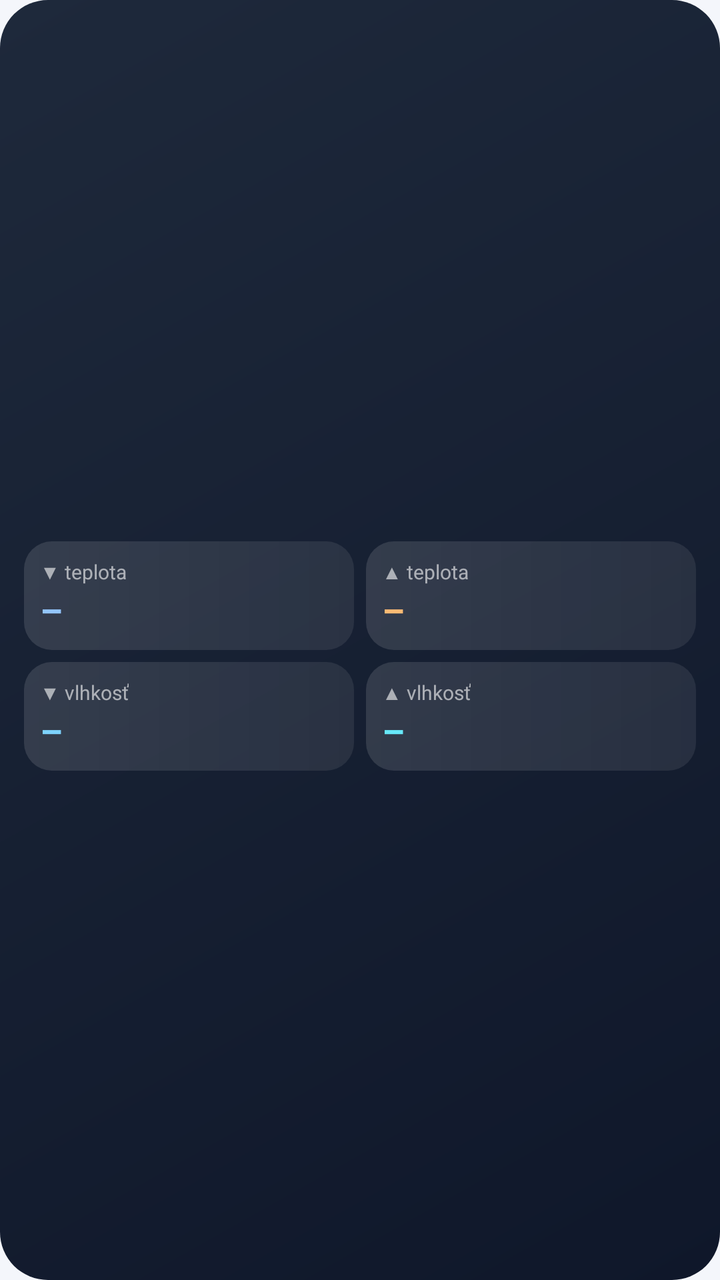
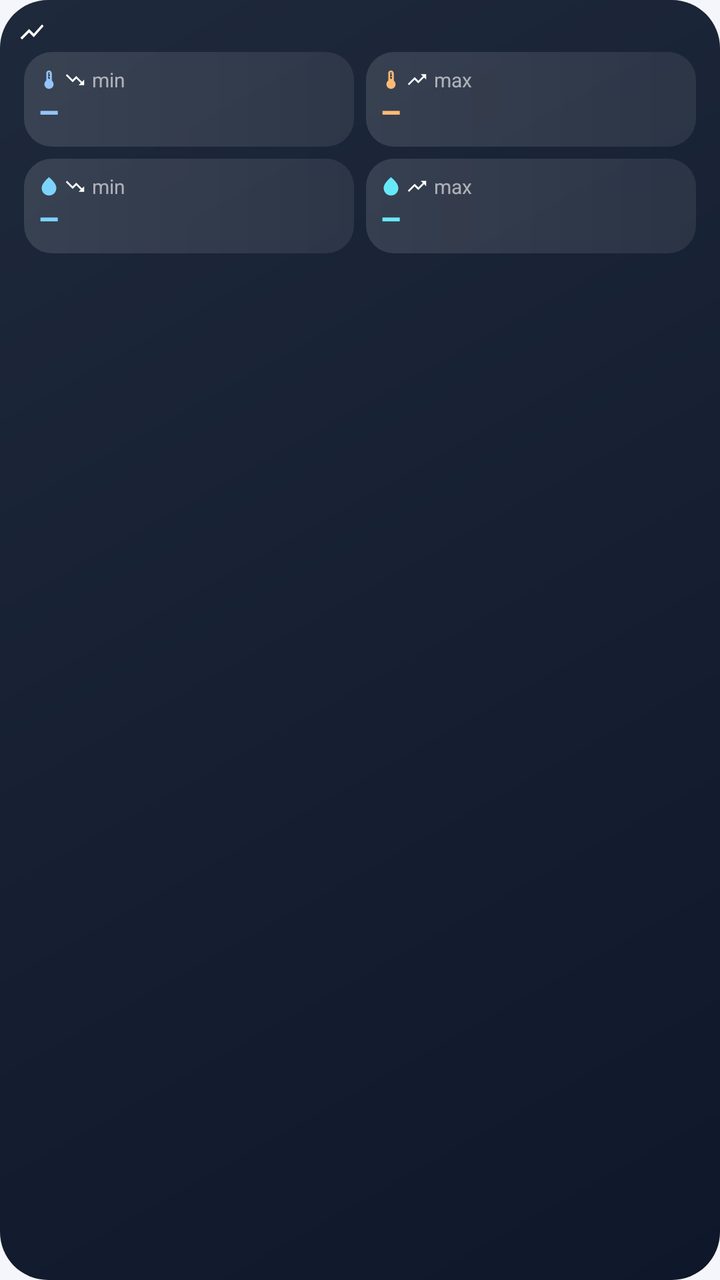

Screens rendered from an Android XML layout before and after an edit, with the pre-edit source and the edit as a unified diff.
<!-- AndroidManifest.xml: application theme AppTheme -->
<!-- res/layout/widget_07.xml -->
<?xml version="1.0" encoding="utf-8"?>
<LinearLayout xmlns:android="http://schemas.android.com/apk/res/android" android:id="@+id/root" android:layout_width="match_parent" android:layout_height="match_parent"
    android:orientation="vertical" android:gravity="center_vertical" android:padding="9dp" android:background="@drawable/bg_dark">
    <TextView android:id="@+id/tName" android:layout_width="match_parent" android:layout_height="wrap_content" android:layout_marginStart="4dp"
        android:textColor="#CCFFFFFF" android:textSize="12sp" android:maxLines="1" android:ellipsize="end" />
    <LinearLayout android:layout_width="match_parent" android:layout_height="wrap_content">
        <LinearLayout android:layout_width="0dp" android:layout_weight="1" android:layout_height="wrap_content" android:orientation="vertical"
            android:background="@drawable/bg_row" android:padding="8dp" android:layout_margin="3dp">
            <TextView android:layout_width="wrap_content" android:layout_height="wrap_content" android:textColor="#99FFFFFF" android:textSize="10sp" android:text="▼ teplota" />
            <TextView android:id="@+id/tTmin" android:layout_width="wrap_content" android:layout_height="wrap_content" android:textColor="#FF93C5FD" android:textSize="18sp" android:textStyle="bold" android:text="–" />
        </LinearLayout>
        <LinearLayout android:layout_width="0dp" android:layout_weight="1" android:layout_height="wrap_content" android:orientation="vertical"
            android:background="@drawable/bg_row" android:padding="8dp" android:layout_margin="3dp">
            <TextView android:layout_width="wrap_content" android:layout_height="wrap_content" android:textColor="#99FFFFFF" android:textSize="10sp" android:text="▲ teplota" />
            <TextView android:id="@+id/tTmax" android:layout_width="wrap_content" android:layout_height="wrap_content" android:textColor="#FFFDBA74" android:textSize="18sp" android:textStyle="bold" android:text="–" />
        </LinearLayout>
    </LinearLayout>
    <LinearLayout android:layout_width="match_parent" android:layout_height="wrap_content">
        <LinearLayout android:layout_width="0dp" android:layout_weight="1" android:layout_height="wrap_content" android:orientation="vertical"
            android:background="@drawable/bg_row" android:padding="8dp" android:layout_margin="3dp">
            <TextView android:layout_width="wrap_content" android:layout_height="wrap_content" android:textColor="#99FFFFFF" android:textSize="10sp" android:text="▼ vlhkosť" />
            <TextView android:id="@+id/tHmin" android:layout_width="wrap_content" android:layout_height="wrap_content" android:textColor="#FF7DD3FC" android:textSize="18sp" android:textStyle="bold" android:text="–" />
        </LinearLayout>
        <LinearLayout android:layout_width="0dp" android:layout_weight="1" android:layout_height="wrap_content" android:orientation="vertical"
            android:background="@drawable/bg_row" android:padding="8dp" android:layout_margin="3dp">
            <TextView android:layout_width="wrap_content" android:layout_height="wrap_content" android:textColor="#99FFFFFF" android:textSize="10sp" android:text="▲ vlhkosť" />
            <TextView android:id="@+id/tHmax" android:layout_width="wrap_content" android:layout_height="wrap_content" android:textColor="#FF67E8F9" android:textSize="18sp" android:textStyle="bold" android:text="–" />
        </LinearLayout>
    </LinearLayout>
</LinearLayout>
<!-- resources referenced by this layout -->
<resources>
  <!-- unchanged entries left out for length: 3 -->
</resources>

<!-- the commit's change to res/layout/widget_07.xml (unified diff, before → after) -->
@@ -1,30 +1,74 @@
 <?xml version="1.0" encoding="utf-8"?>
-<LinearLayout xmlns:android="http://schemas.android.com/apk/res/android" android:id="@+id/root" android:layout_width="match_parent" android:layout_height="match_parent"
-    android:orientation="vertical" android:gravity="center_vertical" android:padding="9dp" android:background="@drawable/bg_dark">
-    <TextView android:id="@+id/tName" android:layout_width="match_parent" android:layout_height="wrap_content" android:layout_marginStart="4dp"
-        android:textColor="#CCFFFFFF" android:textSize="12sp" android:maxLines="1" android:ellipsize="end" />
-    <LinearLayout android:layout_width="match_parent" android:layout_height="wrap_content">
-        <LinearLayout android:layout_width="0dp" android:layout_weight="1" android:layout_height="wrap_content" android:orientation="vertical"
-            android:background="@drawable/bg_row" android:padding="8dp" android:layout_margin="3dp">
-            <TextView android:layout_width="wrap_content" android:layout_height="wrap_content" android:textColor="#99FFFFFF" android:textSize="10sp" android:text="▼ teplota" />
-            <TextView android:id="@+id/tTmin" android:layout_width="wrap_content" android:layout_height="wrap_content" android:textColor="#FF93C5FD" android:textSize="18sp" android:textStyle="bold" android:text="–" />
-        </LinearLayout>
-        <LinearLayout android:layout_width="0dp" android:layout_weight="1" android:layout_height="wrap_content" android:orientation="vertical"
-            android:background="@drawable/bg_row" android:padding="8dp" android:layout_margin="3dp">
-            <TextView android:layout_width="wrap_content" android:layout_height="wrap_content" android:textColor="#99FFFFFF" android:textSize="10sp" android:text="▲ teplota" />
-            <TextView android:id="@+id/tTmax" android:layout_width="wrap_content" android:layout_height="wrap_content" android:textColor="#FFFDBA74" android:textSize="18sp" android:textStyle="bold" android:text="–" />
-        </LinearLayout>
-    </LinearLayout>
-    <LinearLayout android:layout_width="match_parent" android:layout_height="wrap_content">
-        <LinearLayout android:layout_width="0dp" android:layout_weight="1" android:layout_height="wrap_content" android:orientation="vertical"
-            android:background="@drawable/bg_row" android:padding="8dp" android:layout_margin="3dp">
-            <TextView android:layout_width="wrap_content" android:layout_height="wrap_content" android:textColor="#99FFFFFF" android:textSize="10sp" android:text="▼ vlhkosť" />
-            <TextView android:id="@+id/tHmin" android:layout_width="wrap_content" android:layout_height="wrap_content" android:textColor="#FF7DD3FC" android:textSize="18sp" android:textStyle="bold" android:text="–" />
-        </LinearLayout>
-        <LinearLayout android:layout_width="0dp" android:layout_weight="1" android:layout_height="wrap_content" android:orientation="vertical"
-            android:background="@drawable/bg_row" android:padding="8dp" android:layout_margin="3dp">
-            <TextView android:layout_width="wrap_content" android:layout_height="wrap_content" android:textColor="#99FFFFFF" android:textSize="10sp" android:text="▲ vlhkosť" />
-            <TextView android:id="@+id/tHmax" android:layout_width="wrap_content" android:layout_height="wrap_content" android:textColor="#FF67E8F9" android:textSize="18sp" android:textStyle="bold" android:text="–" />
-        </LinearLayout>
-    </LinearLayout>
+<LinearLayout xmlns:android="http://schemas.android.com/apk/res/android" android:id="@+id/root" android:layout_width="match_parent" android:layout_height="match_parent" android:orientation="vertical" android:gravity="top" android:padding="9dp" android:background="@drawable/bg_dark">
+<LinearLayout android:layout_width="match_parent" android:layout_height="wrap_content" android:orientation="horizontal" android:gravity="center_vertical">
+  <ImageView android:layout_width="14dp" android:layout_height="14dp" android:layout_marginEnd="5dp" android:src="@drawable/ic_chart" android:tint="#E6FFFFFF" android:importantForAccessibility="no" />
+  <TextView android:id="@+id/tName" android:layout_width="0dp" android:layout_height="wrap_content" android:textColor="#E6FFFFFF" android:textSize="12sp" android:textStyle="bold" android:maxLines="1" android:ellipsize="end" android:includeFontPadding="false" android:layout_weight="1" />
 </LinearLayout>
+<LinearLayout android:layout_width="match_parent" android:layout_height="wrap_content" android:orientation="horizontal" android:gravity="center_vertical">
+  <LinearLayout android:layout_width="0dp" android:layout_weight="1" android:layout_height="wrap_content" android:orientation="vertical" android:background="@drawable/bg_row" android:padding="7dp" android:layout_margin="3dp">
+  <LinearLayout android:layout_width="match_parent" android:layout_height="wrap_content" android:orientation="horizontal" android:gravity="center_vertical">
+  <ImageView android:layout_width="11dp" android:layout_height="11dp" android:layout_marginEnd="2dp" android:src="@drawable/ic_thermo" android:tint="#FF93C5FD" android:importantForAccessibility="no" />
+  <ImageView android:layout_width="11dp" android:layout_height="11dp" android:layout_marginEnd="3dp" android:src="@drawable/ic_down" android:tint="#AAFFFFFF" android:importantForAccessibility="no" />
+  <TextView android:layout_width="wrap_content" android:layout_height="wrap_content" android:textColor="#99FFFFFF" android:textSize="10sp" android:text="min" />
+</LinearLayout>
+  <TextView android:id="@+id/tTmin" android:layout_width="wrap_content" android:layout_height="wrap_content" android:textColor="#FF93C5FD" android:textSize="17sp" android:textStyle="bold" android:maxLines="1" android:ellipsize="end" android:includeFontPadding="false" android:text="–" />
+</LinearLayout>
+  <LinearLayout android:layout_width="0dp" android:layout_weight="1" android:layout_height="wrap_content" android:orientation="vertical" android:background="@drawable/bg_row" android:padding="7dp" android:layout_margin="3dp">
+  <LinearLayout android:layout_width="match_parent" android:layout_height="wrap_content" android:orientation="horizontal" android:gravity="center_vertical">
+  <ImageView android:layout_width="11dp" android:layout_height="11dp" android:layout_marginEnd="2dp" android:src="@drawable/ic_thermo" android:tint="#FFFDBA74" android:importantForAccessibility="no" />
+  <ImageView android:layout_width="11dp" android:layout_height="11dp" android:layout_marginEnd="3dp" android:src="@drawable/ic_up" android:tint="#AAFFFFFF" android:importantForAccessibility="no" />
+  <TextView android:layout_width="wrap_content" android:layout_height="wrap_content" android:textColor="#99FFFFFF" android:textSize="10sp" android:text="max" />
+</LinearLayout>
+  <TextView android:id="@+id/tTmax" android:layout_width="wrap_content" android:layout_height="wrap_content" android:textColor="#FFFDBA74" android:textSize="17sp" android:textStyle="bold" android:maxLines="1" android:ellipsize="end" android:includeFontPadding="false" android:text="–" />
+</LinearLayout>
+</LinearLayout>
+<LinearLayout android:layout_width="match_parent" android:layout_height="wrap_content" android:orientation="horizontal" android:gravity="center_vertical">
+  <LinearLayout android:layout_width="0dp" android:layout_weight="1" android:layout_height="wrap_content" android:orientation="vertical" android:background="@drawable/bg_row" android:padding="7dp" android:layout_margin="3dp">
+  <LinearLayout android:layout_width="match_parent" android:layout_height="wrap_content" android:orientation="horizontal" android:gravity="center_vertical">
+  <ImageView android:layout_width="11dp" android:layout_height="11dp" android:layout_marginEnd="2dp" android:src="@drawable/ic_drop" android:tint="#FF7DD3FC" android:importantForAccessibility="no" />
+  <ImageView android:layout_width="11dp" android:layout_height="11dp" android:layout_marginEnd="3dp" android:src="@drawable/ic_down" android:tint="#AAFFFFFF" android:importantForAccessibility="no" />
+  <TextView android:layout_width="wrap_content" android:layout_height="wrap_content" android:textColor="#99FFFFFF" android:textSize="10sp" android:text="min" />
+</LinearLayout>
+  <TextView android:id="@+id/tHmin" android:layout_width="wrap_content" android:layout_height="wrap_content" android:textColor="#FF7DD3FC" android:textSize="17sp" android:textStyle="bold" android:maxLines="1" android:ellipsize="end" android:includeFontPadding="false" android:text="–" />
+</LinearLayout>
+  <LinearLayout android:layout_width="0dp" android:layout_weight="1" android:layout_height="wrap_content" android:orientation="vertical" android:background="@drawable/bg_row" android:padding="7dp" android:layout_margin="3dp">
+  <LinearLayout android:layout_width="match_parent" android:layout_height="wrap_content" android:orientation="horizontal" android:gravity="center_vertical">
+  <ImageView android:layout_width="11dp" android:layout_height="11dp" android:layout_marginEnd="2dp" android:src="@drawable/ic_drop" android:tint="#FF67E8F9" android:importantForAccessibility="no" />
+  <ImageView android:layout_width="11dp" android:layout_height="11dp" android:layout_marginEnd="3dp" android:src="@drawable/ic_up" android:tint="#AAFFFFFF" android:importantForAccessibility="no" />
+  <TextView android:layout_width="wrap_content" android:layout_height="wrap_content" android:textColor="#99FFFFFF" android:textSize="10sp" android:text="max" />
+</LinearLayout>
+  <TextView android:id="@+id/tHmax" android:layout_width="wrap_content" android:layout_height="wrap_content" android:textColor="#FF67E8F9" android:textSize="17sp" android:textStyle="bold" android:maxLines="1" android:ellipsize="end" android:includeFontPadding="false" android:text="–" />
+</LinearLayout>
+</LinearLayout>
+<include layout="@layout/widget_info_block" />
+</LinearLayout>
+<!-- res/layout/widget_info_block.xml (included above) -->
+<?xml version="1.0" encoding="utf-8"?>
+<LinearLayout xmlns:android="http://schemas.android.com/apk/res/android" android:id="@+id/infoBlock" android:layout_width="match_parent" android:layout_height="wrap_content" android:orientation="vertical" android:layout_marginTop="4dp">
+<LinearLayout android:id="@+id/rowPlace" android:layout_width="match_parent" android:layout_height="wrap_content" android:orientation="horizontal" android:gravity="center_vertical" android:visibility="gone" android:layout_marginTop="2dp">
+  <ImageView android:layout_width="11dp" android:layout_height="11dp" android:layout_marginEnd="4dp" android:src="@drawable/ic_place" android:tint="#CCFFFFFF" android:importantForAccessibility="no" />
+  <TextView android:id="@+id/tPlace" android:layout_width="0dp" android:layout_height="wrap_content" android:textColor="#DDFFFFFF" android:textSize="10sp" android:maxLines="1" android:ellipsize="end" android:includeFontPadding="false" android:layout_weight="1" />
+</LinearLayout>
+<LinearLayout android:id="@+id/rowClock" android:layout_width="match_parent" android:layout_height="wrap_content" android:orientation="horizontal" android:gravity="center_vertical" android:visibility="gone" android:layout_marginTop="2dp">
+  <LinearLayout android:id="@+id/grpTime" android:layout_width="wrap_content" android:layout_height="wrap_content" android:gravity="center_vertical" android:layout_marginEnd="8dp">
+    <ImageView android:layout_width="11dp" android:layout_height="11dp" android:layout_marginEnd="4dp" android:src="@drawable/ic_clock" android:tint="#CCFFFFFF" android:importantForAccessibility="no" />
+    <TextClock android:id="@+id/clockTime" android:layout_width="wrap_content" android:layout_height="wrap_content" android:format24Hour="HH:mm" android:format12Hour="HH:mm" android:textColor="#FFFFFFFF" android:textSize="11sp" android:textStyle="bold" android:includeFontPadding="false" />
+  </LinearLayout>
+  <LinearLayout android:id="@+id/grpDate" android:layout_width="0dp" android:layout_weight="1" android:layout_height="wrap_content" android:gravity="center_vertical">
+    <ImageView android:layout_width="11dp" android:layout_height="11dp" android:layout_marginEnd="4dp" android:src="@drawable/ic_calendar" android:tint="#CCFFFFFF" android:importantForAccessibility="no" />
+    <TextClock android:id="@+id/clockDate" android:layout_width="wrap_content" android:layout_height="wrap_content" android:format24Hour="EEE d. MMM yyyy" android:format12Hour="EEE d. MMM yyyy" android:textColor="#DDFFFFFF" android:textSize="10sp" android:maxLines="1" android:includeFontPadding="false" />
+  </LinearLayout>
+</LinearLayout>
+<LinearLayout android:id="@+id/rowExtra" android:layout_width="match_parent" android:layout_height="wrap_content" android:orientation="horizontal" android:gravity="center_vertical" android:visibility="gone" android:layout_marginTop="2dp">
+  <ImageView android:layout_width="11dp" android:layout_height="11dp" android:layout_marginEnd="4dp" android:src="@drawable/ic_mood" android:tint="#CCFFFFFF" android:importantForAccessibility="no" />
+  <TextView android:id="@+id/tExtra" android:layout_width="0dp" android:layout_height="wrap_content" android:textColor="#DDFFFFFF" android:textSize="10sp" android:maxLines="1" android:ellipsize="end" android:includeFontPadding="false" android:layout_weight="1" />
+</LinearLayout>
+<LinearLayout android:id="@+id/rowToday" android:layout_width="match_parent" android:layout_height="wrap_content" android:orientation="horizontal" android:gravity="center_vertical" android:visibility="gone" android:layout_marginTop="2dp">
+  <ImageView android:layout_width="11dp" android:layout_height="11dp" android:layout_marginEnd="4dp" android:src="@drawable/ic_chart" android:tint="#CCFFFFFF" android:importantForAccessibility="no" />
+  <TextView android:id="@+id/tToday" android:layout_width="0dp" android:layout_height="wrap_content" android:textColor="#DDFFFFFF" android:textSize="10sp" android:maxLines="1" android:ellipsize="end" android:includeFontPadding="false" android:layout_weight="1" />
+</LinearLayout>
+<LinearLayout android:id="@+id/rowUpdated" android:layout_width="match_parent" android:layout_height="wrap_content" android:orientation="horizontal" android:gravity="center_vertical" android:visibility="gone" android:layout_marginTop="2dp">
+  <ImageView android:layout_width="11dp" android:layout_height="11dp" android:layout_marginEnd="4dp" android:src="@drawable/ic_sync" android:tint="#AAFFFFFF" android:importantForAccessibility="no" />
+  <TextView android:id="@+id/tUpdatedAt" android:layout_width="0dp" android:layout_height="wrap_content" android:textColor="#AAFFFFFF" android:textSize="10sp" android:maxLines="1" android:ellipsize="end" android:includeFontPadding="false" android:layout_weight="1" />
+</LinearLayout>
+</LinearLayout>
<!-- resource entries referenced after the edit -->
@@ -1,5 +1,55 @@
 <!-- resources referenced by this layout -->
 <resources>
+  <!-- drawable ic_calendar (drawable) -->
+  <?xml version="1.0" encoding="utf-8"?>
+  <vector xmlns:android="http://schemas.android.com/apk/res/android" android:width="24dp" android:height="24dp" android:viewportWidth="24" android:viewportHeight="24">
+      <path android:fillColor="#FFFFFFFF" android:pathData="M19,3h-1V1h-2v2H8V1H6v2H5c-1.11,0 -1.99,0.9 -1.99,2L3,19c0,1.1 0.89,2 2,2h14c1.1,0 2,-0.9 2,-2V5c0,-1.1 -0.9,-2 -2,-2zM19,19H5V8h14v11zM7,10h5v5H7z" />
+  </vector>
+  <!-- drawable ic_chart (drawable) -->
+  <?xml version="1.0" encoding="utf-8"?>
+  <vector xmlns:android="http://schemas.android.com/apk/res/android" android:width="24dp" android:height="24dp" android:viewportWidth="24" android:viewportHeight="24">
+      <path android:fillColor="#FFFFFFFF" android:pathData="M3.5,18.49l6,-6.01 4,4L22,6.92l-1.41,-1.41 -7.09,7.97 -4,-4L2,16.99z" />
+  </vector>
+  <!-- drawable ic_clock (drawable) -->
+  <?xml version="1.0" encoding="utf-8"?>
+  <vector xmlns:android="http://schemas.android.com/apk/res/android" android:width="24dp" android:height="24dp" android:viewportWidth="24" android:viewportHeight="24">
+      <path android:fillColor="#FFFFFFFF" android:pathData="M11.99,2C6.47,2 2,6.48 2,12s4.47,10 9.99,10C17.52,22 22,17.52 22,12S17.52,2 11.99,2zM12,20c-4.42,0 -8,-3.58 -8,-8s3.58,-8 8,-8 8,3.58 8,8 -3.58,8 -8,8zM12.5,7H11v6l5.25,3.15 0.75,-1.23 -4.5,-2.67z" />
+  </vector>
+  <!-- drawable ic_down (drawable) -->
+  <?xml version="1.0" encoding="utf-8"?>
+  <vector xmlns:android="http://schemas.android.com/apk/res/android" android:width="24dp" android:height="24dp" android:viewportWidth="24" android:viewportHeight="24">
+      <path android:fillColor="#FFFFFFFF" android:pathData="M16,18l2.29,-2.29 -4.88,-4.88 -4,4L2,7.41 3.41,6l6,6 4,-4 6.3,6.29L22,12v6z" />
+  </vector>
+  <!-- drawable ic_drop (drawable) -->
+  <?xml version="1.0" encoding="utf-8"?>
+  <vector xmlns:android="http://schemas.android.com/apk/res/android" android:width="24dp" android:height="24dp" android:viewportWidth="24" android:viewportHeight="24">
+      <path android:fillColor="#FFFFFFFF" android:pathData="M12,2c-5.33,4.55 -8,8.48 -8,11.8c0,4.98 3.8,8.2 8,8.2s8,-3.22 8,-8.2C20,10.48 17.33,6.55 12,2z" />
+  </vector>
+  <!-- drawable ic_mood (drawable) -->
+  <?xml version="1.0" encoding="utf-8"?>
+  <vector xmlns:android="http://schemas.android.com/apk/res/android" android:width="24dp" android:height="24dp" android:viewportWidth="24" android:viewportHeight="24">
+      <path android:fillColor="#FFFFFFFF" android:pathData="M11.99,2C6.47,2 2,6.48 2,12s4.47,10 9.99,10C17.52,22 22,17.52 22,12S17.52,2 11.99,2zM12,20c-4.42,0 -8,-3.58 -8,-8s3.58,-8 8,-8 8,3.58 8,8 -3.58,8 -8,8zM15.5,11c0.83,0 1.5,-0.67 1.5,-1.5S16.33,8 15.5,8 14,8.67 14,9.5s0.67,1.5 1.5,1.5zM8.5,11c0.83,0 1.5,-0.67 1.5,-1.5S9.33,8 8.5,8 7,8.67 7,9.5 7.67,11 8.5,11zM12,17.5c2.33,0 4.31,-1.46 5.11,-3.5H6.89c0.8,2.04 2.78,3.5 5.11,3.5z" />
+  </vector>
+  <!-- drawable ic_place (drawable) -->
+  <?xml version="1.0" encoding="utf-8"?>
+  <vector xmlns:android="http://schemas.android.com/apk/res/android" android:width="24dp" android:height="24dp" android:viewportWidth="24" android:viewportHeight="24">
+      <path android:fillColor="#FFFFFFFF" android:pathData="M12,2C8.13,2 5,5.13 5,9c0,5.25 7,13 7,13s7,-7.75 7,-13c0,-3.87 -3.13,-7 -7,-7zM12,11.5c-1.38,0 -2.5,-1.12 -2.5,-2.5s1.12,-2.5 2.5,-2.5 2.5,1.12 2.5,2.5 -1.12,2.5 -2.5,2.5z" />
+  </vector>
+  <!-- drawable ic_sync (drawable) -->
+  <?xml version="1.0" encoding="utf-8"?>
+  <vector xmlns:android="http://schemas.android.com/apk/res/android" android:width="24dp" android:height="24dp" android:viewportWidth="24" android:viewportHeight="24">
+      <path android:fillColor="#FFFFFFFF" android:pathData="M12,4V1L8,5l4,4V6c3.31,0 6,2.69 6,6 0,1.01 -0.25,1.97 -0.7,2.8l1.46,1.46C19.54,15.03 20,13.57 20,12c0,-4.42 -3.58,-8 -8,-8zM12,18c-3.31,0 -6,-2.69 -6,-6 0,-1.01 0.25,-1.97 0.7,-2.8L5.24,7.74C4.46,8.97 4,10.43 4,12c0,4.42 3.58,8 8,8v3l4,-4 -4,-4v3z" />
+  </vector>
+  <!-- drawable ic_thermo (drawable) -->
+  <?xml version="1.0" encoding="utf-8"?>
+  <vector xmlns:android="http://schemas.android.com/apk/res/android" android:width="24dp" android:height="24dp" android:viewportWidth="24" android:viewportHeight="24">
+      <path android:fillColor="#FFFFFFFF" android:pathData="M15,13V5c0,-1.66 -1.34,-3 -3,-3S9,3.34 9,5v8c-1.21,0.91 -2,2.37 -2,4 0,2.76 2.24,5 5,5s5,-2.24 5,-5c0,-1.63 -0.79,-3.09 -2,-4zM11,5c0,-0.55 0.45,-1 1,-1s1,0.45 1,1h-1v1h1v2h-1v1h1v2h-2V5z" />
+  </vector>
+  <!-- drawable ic_up (drawable) -->
+  <?xml version="1.0" encoding="utf-8"?>
+  <vector xmlns:android="http://schemas.android.com/apk/res/android" android:width="24dp" android:height="24dp" android:viewportWidth="24" android:viewportHeight="24">
+      <path android:fillColor="#FFFFFFFF" android:pathData="M16,6l2.29,2.29 -4.88,4.88 -4,-4L2,16.59 3.41,18l6,-6 4,4 6.3,-6.29L22,12V6z" />
+  </vector>
   <!-- unchanged entries left out for length: 3 -->
 </resources>
 
